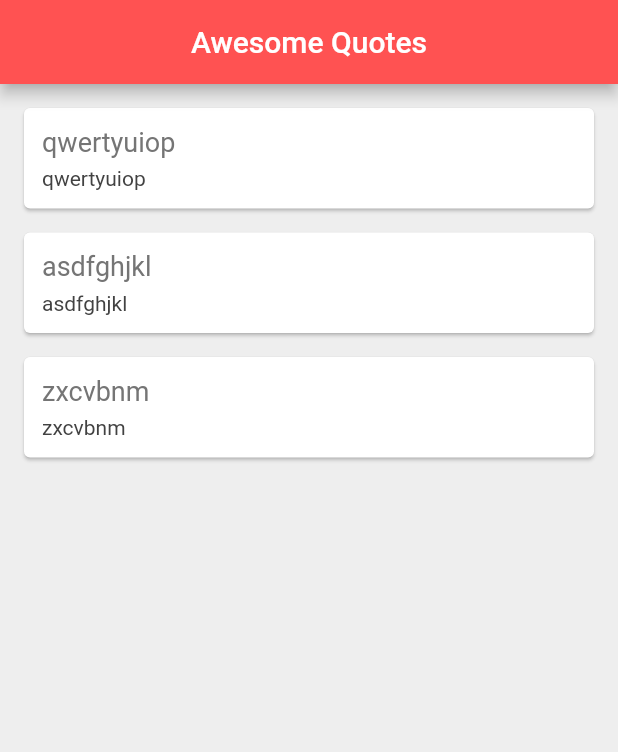
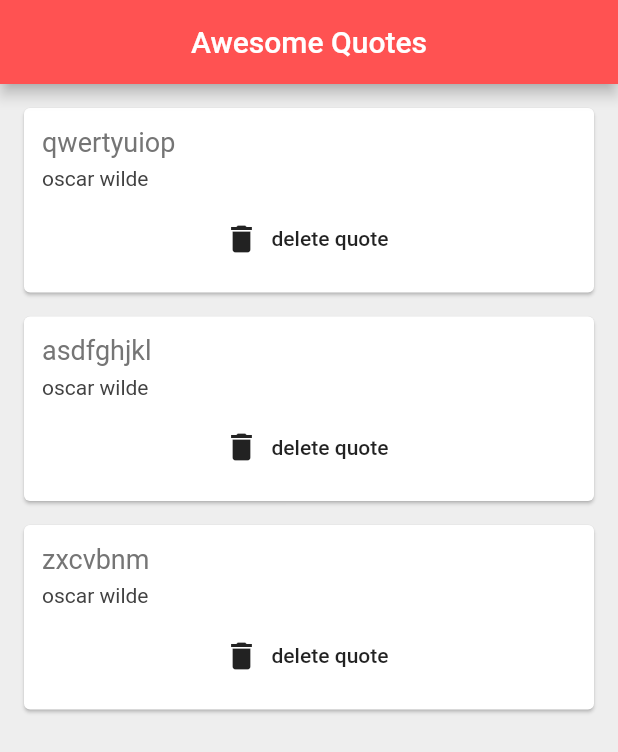
Before and after one commit to kouyoumikan/fluttter_quotes, a Flutter app: the screen it shows after launch, on a phone screen of 412 x 824 dp. Shown: the top 752 px of the screen. Run offline on Flutter 3.47's test engine with Material 2 defaults, Android fonts, the phone set to English and light mode, and no system bars.

Commit message:
2020/04/08 #21 Function as Parameters 削除アイコンボタン

```diff
--- a/lib/quote_card.dart
+++ b/lib/quote_card.dart
@@ -24,11 +24,17 @@ class QuoteCard extends StatelessWidget {
             ),
             SizedBox(height: 6.0),
             Text(
-                quote.text,
+                quote.author,
                 style: TextStyle(
                   fontSize: 14.0,
                   color: Colors.grey[800],
                 )
+            ),
+            SizedBox(height: 8.0),
+            FlatButton.icon( // 削除アイコンボタン
+              onPressed: () {},
+              icon: Icon(Icons.delete),
+              label: Text("delete quote"),
             ),
           ],
         ),
```
